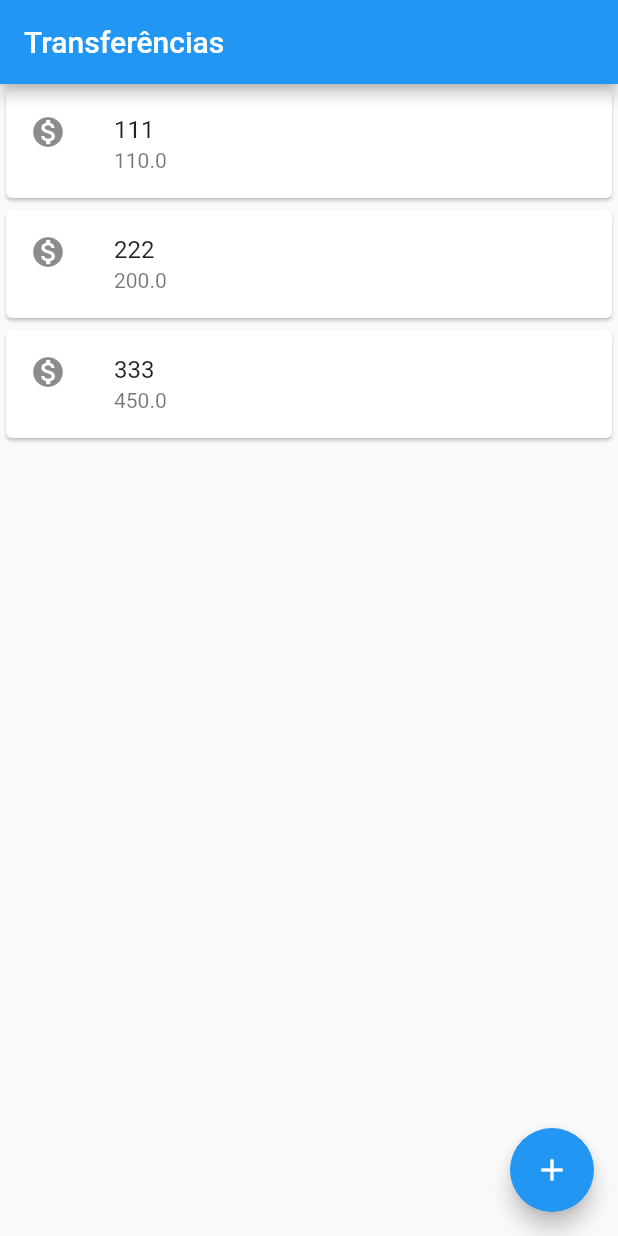
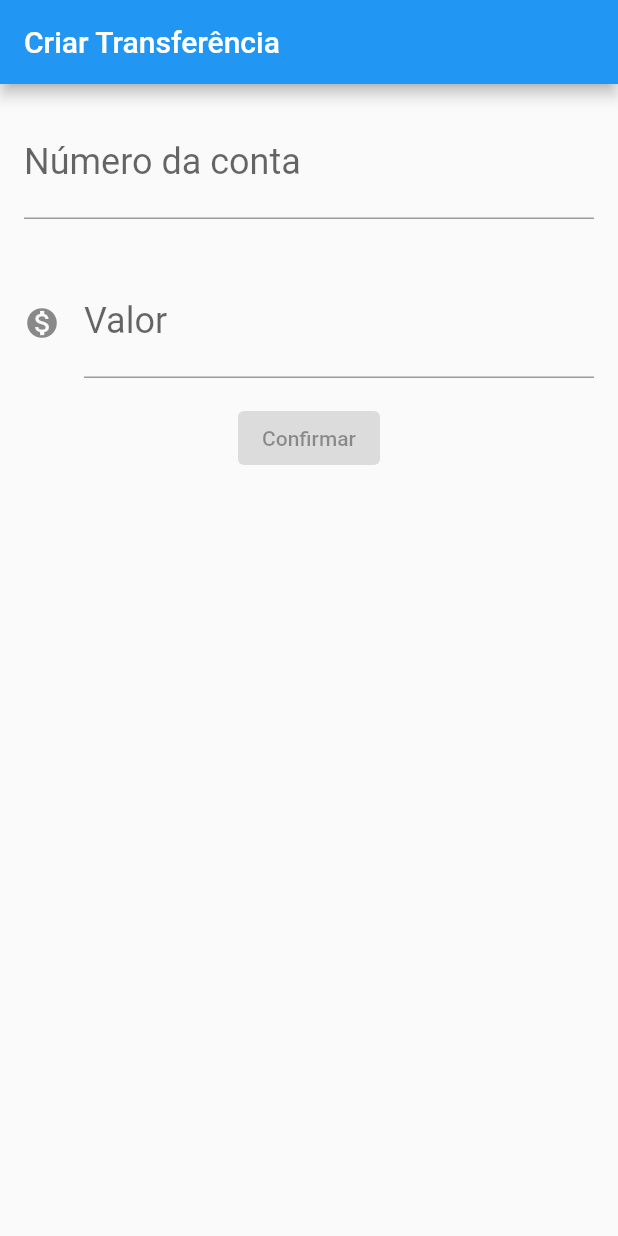
Before and after one commit to NathanMGalante/Cursos, a Flutter app: the screen it shows after launch, on a phone screen of 412 x 824 dp. Run offline on Flutter 3.47's test engine with Material 2 defaults, Android fonts, the phone set to English and light mode, and no system bars.

Commit message:
Montando o layout do formulário

```diff
--- a/Flutter/Fundamentos de Flutter/projeto_bytebank/lib/main.dart
+++ b/Flutter/Fundamentos de Flutter/projeto_bytebank/lib/main.dart
@@ -1,32 +1,86 @@
 import 'package:flutter/material.dart';
 
-void main() => runApp(MaterialApp(
+void main() => runApp(ByteBankApp());
+
+class ByteBankApp extends StatelessWidget {
+  @override
+  Widget build(BuildContext context) {
+    return MaterialApp(
       home: Scaffold(
+        body: TransferForm(),
+      ),
+    );
+  }
+}
+
+class TransferForm extends StatelessWidget {
+  @override
+  Widget build(BuildContext context) {
+    return Scaffold(
+      appBar: AppBar(
+        title: Text('Criar Transferência'),
+      ),
+      body: Column(
+        children: [
+          Padding(
+            padding: const EdgeInsets.all(16.0),
+            child: TextField(
+              style: TextStyle(
+                fontSize: 24.0,
+              ),
+              decoration: InputDecoration(
+                labelText: 'Número da conta',
+                hintText: '0000',
+              ),
+              keyboardType: TextInputType.number,
+            ),
+          ),Padding(
+            padding: const EdgeInsets.all(16.0),
+            child: TextField(
+              style: TextStyle(
+                fontSize: 24.0,
+              ),
+              decoration: InputDecoration(
+                icon: Icon(Icons.monetization_on),
+                labelText: 'Valor',
+                hintText: '0,00',
+              ),
+              keyboardType: TextInputType.number,
+            ),
+          ),
+          ElevatedButton(
+            child: Text('Confirmar'),
+          ),
+        ],
+      ),
+    );
+  }
+}
+
+class TransferList extends StatelessWidget {
+  @override
+  Widget build(BuildContext context) {
+    return Scaffold(
       appBar: AppBar(
         title: Text('Transferências'),
       ),
-        body: TransferList(),
-        floatingActionButton: FloatingActionButton(
-          child: Icon(Icons.add),
-        ),
-      ),
-    ));
-
-class TransferList  extends StatelessWidget{
-  @override
-  Widget build(BuildContext context) {
-    return Column(
+      body: Column(
         children: [
           TransferItem(Transfer(111, 110.00)),
           TransferItem(Transfer(222, 200)),
           TransferItem(Transfer(333, 450)),
         ],
+      ),
+      floatingActionButton: FloatingActionButton(
+        child: Icon(Icons.add),
+      ),
     );
   }
 }
 
-class TransferItem  extends StatelessWidget{
+class TransferItem extends StatelessWidget {
   Transfer _transfer;
+
   TransferItem(this._transfer);
 
   @override
```
Lines whose indentation alone changed are shown as unchanged.
